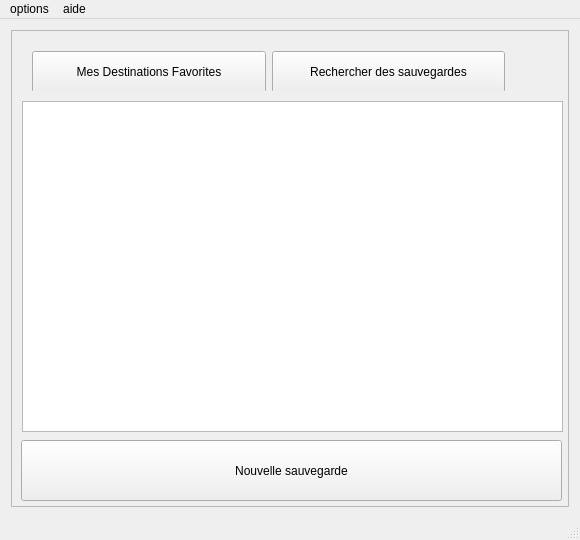
Old version of the form src/views/forms/mainwindow.ui in the repository LP-ACPI/VerrouYEAH.
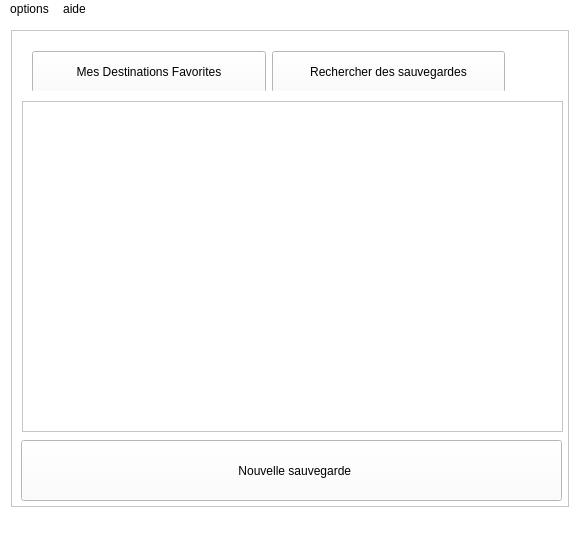
New version of the form. Icons and pictures are not drawn.

```diff
--- a/src/views/forms/mainwindow.ui
+++ b/src/views/forms/mainwindow.ui
@@ -2,6 +2,9 @@
 <ui version="4.0">
  <class>HomeWindow</class>
  <widget class="QMainWindow" name="HomeWindow">
+  <property name="enabled">
+   <bool>true</bool>
+  </property>
   <property name="geometry">
    <rect>
     <x>0</x>
@@ -32,7 +35,13 @@
    <iconset resource="../../../res/res.qrc">
     <normaloff>:/images/icone_temporaire.png</normaloff>:/images/icone_temporaire.png</iconset>
   </property>
+  <property name="styleSheet">
+   <string notr="true">background-color: rgb(255, 255, 255)</string>
+  </property>
   <widget class="QWidget" name="centralWidget">
+   <property name="enabled">
+    <bool>true</bool>
+   </property>
    <property name="styleSheet">
     <string notr="true"/>
    </property>
@@ -40,7 +49,7 @@
     <item>
      <widget class="QFrame" name="zoneDrop">
       <property name="autoFillBackground">
-       <bool>true</bool>
+       <bool>false</bool>
       </property>
       <property name="styleSheet">
        <string notr="true"/>
@@ -77,7 +86,7 @@
         <bool>true</bool>
        </property>
        <property name="text">
-        <string>Nouvelle sauvegarde</string>
+        <string>  Nouvelle sauvegarde</string>
        </property>
        <property name="icon">
         <iconset resource="../../../res/res.qrc">
@@ -85,7 +94,7 @@
        </property>
        <property name="iconSize">
         <size>
-         <width>60</width>
+         <width>30</width>
          <height>65</height>
         </size>
        </property>
@@ -187,7 +196,7 @@
      <x>0</x>
      <y>0</y>
      <width>580</width>
-     <height>21</height>
+     <height>22</height>
     </rect>
    </property>
    <widget class="QMenu" name="menuVerrouYEAH_accueil">
```
